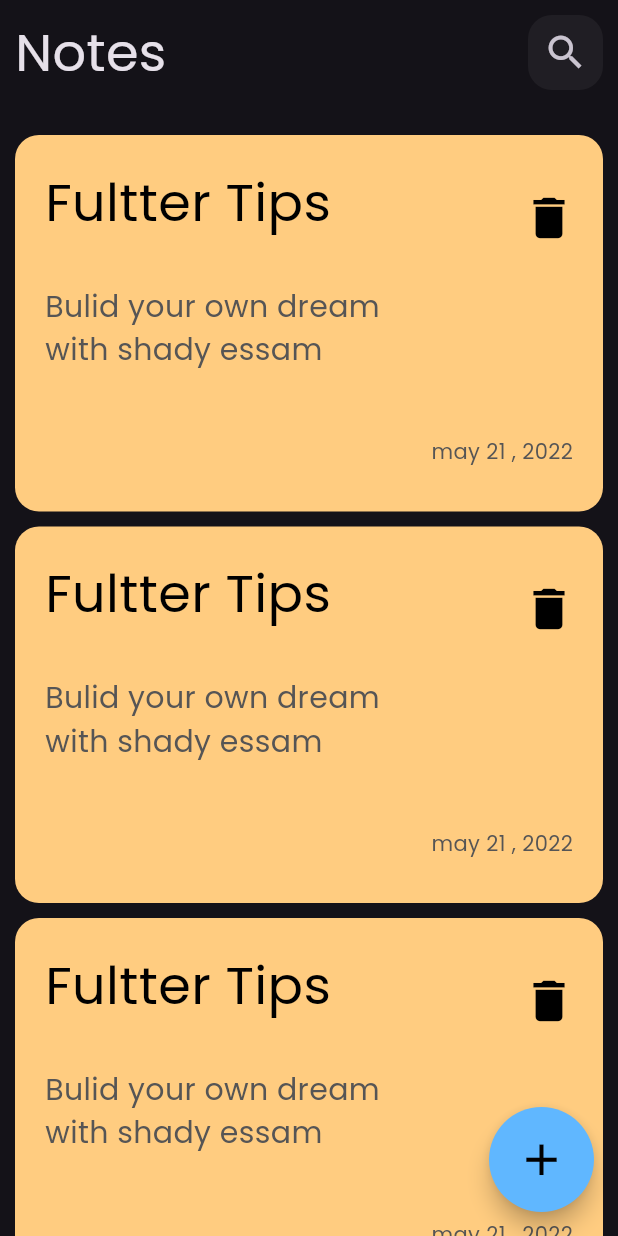
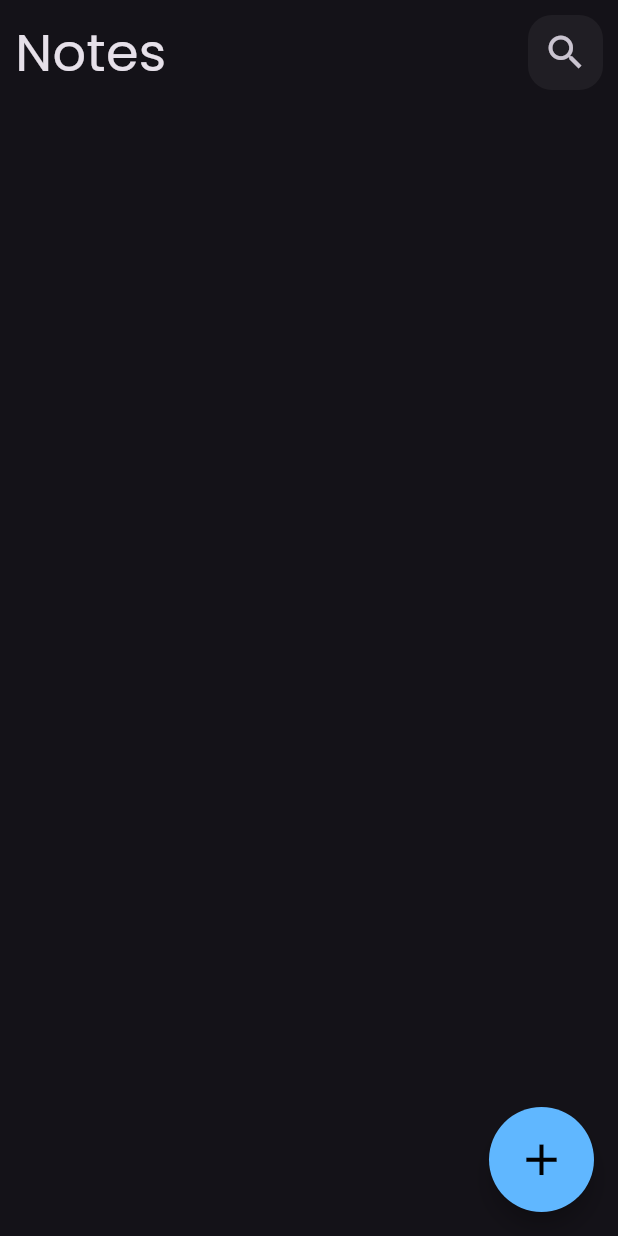
Before and after one commit to shady12e/Note_App, a Flutter app: the screen it shows after launch, on a phone screen of 412 x 824 dp. Run offline on Flutter 3.47's test engine with Material 3 defaults, Android fonts, the phone set to English and light mode, and no system bars; our stand-ins replace bloc, flutter_bloc, hive, hive_flutter, modal_progress_hud_nsn; accounts and stored records are empty.

```diff
--- /dev/null
+++ b/devtools_options.yaml
@@ -0,0 +1 @@
+extensions:
--- a/lib/screens/home_screen.dart
+++ b/lib/screens/home_screen.dart
@@ -1,4 +1,6 @@
 import 'package:flutter/material.dart';
+import 'package:flutter_bloc/flutter_bloc.dart';
+import 'package:note_app/cubits/notes/notes_cubit.dart';
 import 'package:note_app/widget/wigdet_home_body.dart';
 import 'package:note_app/widget/wigdet_model_sheet.dart';
 
@@ -7,7 +9,9 @@ class HomeScreen extends StatelessWidget {
 
   @override
   Widget build(BuildContext context) {
-    return Scaffold(
+    return BlocProvider(
+      create: (context) => NotesCubit(),
+      child: Scaffold(
         body: const HomescreenBody(),
         floatingActionButton: SizedBox(
           width: 70,
@@ -33,6 +37,7 @@ class HomeScreen extends StatelessWidget {
             ),
           ),
         ),
+      ),
     );
   }
 }
--- a/lib/widget/wigdet_home_body.dart
+++ b/lib/widget/wigdet_home_body.dart
@@ -1,9 +1,22 @@
 import 'package:flutter/material.dart';
+import 'package:flutter_bloc/flutter_bloc.dart';
+import 'package:note_app/cubits/notes/notes_cubit.dart';
 import 'package:note_app/widget/wigdet_app_bar.dart';
 import 'package:note_app/widget/wigdet_note_list_view.dart';
 
-class HomescreenBody extends StatelessWidget {
+class HomescreenBody extends StatefulWidget {
   const HomescreenBody({super.key});
+
+  @override
+  State<HomescreenBody> createState() => _HomescreenBodyState();
+}
+
+class _HomescreenBodyState extends State<HomescreenBody> {
+  @override
+  void initState() {
+    BlocProvider.of<NotesCubit>(context).fichinAllNote();
+    super.initState();
+  }
 
   @override
   Widget build(BuildContext context) {
@@ -14,10 +27,10 @@ class HomescreenBody extends StatelessWidget {
             title: 'Notes',
             icon: Icons.search,
             onTap: () {
-               print('seacrh');
+              print('seacrh');
             },
           ),
-        const  SizedBox(
+          const SizedBox(
             height: 20,
           ),
           const NotesListView(),
--- a/lib/widget/wigdet_note_items.dart
+++ b/lib/widget/wigdet_note_items.dart
@@ -1,11 +1,15 @@
 import 'package:flutter/material.dart';
+import 'package:intl/intl.dart';
+import 'package:note_app/model/note_item_model.dart';
 import 'package:note_app/widget/wigdet_edit_note_view_body.dart';
 
 class NoteItems extends StatelessWidget {
-  const NoteItems({super.key});
-
+  const NoteItems({super.key, required this.note});
+  final NoteModel note;
   @override
   Widget build(BuildContext context) {
+    final String noteDate = note.date;
+
     return GestureDetector(
       onTap: () {
         Navigator.push(
@@ -30,29 +34,29 @@ class NoteItems extends StatelessWidget {
           mainAxisAlignment: MainAxisAlignment.spaceBetween,
           crossAxisAlignment: CrossAxisAlignment.start,
           children: [
-            const Expanded(
+            Expanded(
               child: Column(
                 crossAxisAlignment: CrossAxisAlignment.start,
                 children: [
                   Padding(
-                    padding: EdgeInsets.only(top: 20),
+                    padding: const EdgeInsets.only(top: 20),
                     child: Text(
-                      'Fultter Tips',
-                      style: TextStyle(
+                      note.title,
+                      style: const TextStyle(
                         color: Colors.black,
                         fontSize: 35,
                       ),
                     ),
                   ),
-                   SizedBox(
+                  const SizedBox(
                     height: 30,
                   ),
                   Text(
-                    'Bulid your own dream with shady essam',
+                    note.subtitle,
                     softWrap: true,
                     overflow: TextOverflow.ellipsis,
                     maxLines: 2,
-                    style: TextStyle(
+                    style: const TextStyle(
                       color: Color.fromARGB(255, 86, 85, 85),
                       fontSize: 20,
                     ),
@@ -79,11 +83,11 @@ class NoteItems extends StatelessWidget {
                 const SizedBox(
                   height: 120,
                 ),
-                const Padding(
-                  padding: EdgeInsets.only(right: 10),
+                Padding(
+                  padding: const EdgeInsets.only(right: 10),
                   child: Text(
-                    'may 21 , 2022',
-                    style: TextStyle(
+                    DateFormat('MMM dd, yyyy').format(DateTime.parse(noteDate)),
+                    style: const TextStyle(
                       color: Color.fromARGB(255, 86, 85, 85),
                     ),
                   ),
--- a/lib/widget/wigdet_note_list_view.dart
+++ b/lib/widget/wigdet_note_list_view.dart
@@ -1,4 +1,7 @@
 import 'package:flutter/material.dart';
+import 'package:flutter_bloc/flutter_bloc.dart';
+import 'package:note_app/cubits/notes/notes_cubit.dart';
+import 'package:note_app/model/note_item_model.dart';
 import 'package:note_app/widget/wigdet_note_items.dart';
 
 class NotesListView extends StatelessWidget {
@@ -6,6 +9,9 @@ class NotesListView extends StatelessWidget {
 
   @override
   Widget build(BuildContext context) {
+    List<NoteModel> notes = BlocProvider.of<NotesCubit>(context).notes!;
+    return BlocBuilder<NotesCubit, NotesState>(
+      builder: (context, state) {
         return Expanded(
           child: Padding(
             padding: const EdgeInsets.only(
@@ -16,12 +22,16 @@ class NotesListView extends StatelessWidget {
               separatorBuilder: (context, index) => const SizedBox(
                 height: 10,
               ),
-          itemCount: 5,
+              itemCount: notes.length,
               itemBuilder: (context, index) {
-            return const NoteItems();
+                return  NoteItems(
+                  note: notes[index],
+                );
               },
             ),
           ),
         );
+      },
+    );
   }
 }
--- a/pubspec.yaml
+++ b/pubspec.yaml
@@ -40,6 +40,7 @@ dependencies:
   flutter_bloc: ^8.1.6
   bloc: ^8.1.4
   modal_progress_hud_nsn: ^0.5.1
+  intl: ^0.19.0
 
 dev_dependencies:
   hive_generator: ^2.0.1
```
Also changed, not shown: lib/cubits/notes/notes_cubit.dart (+4 -10 lines), lib/cubits/notes/notes_state.dart (+0 -15 lines), pubspec.lock. Lines whose indentation alone changed are shown as unchanged.
